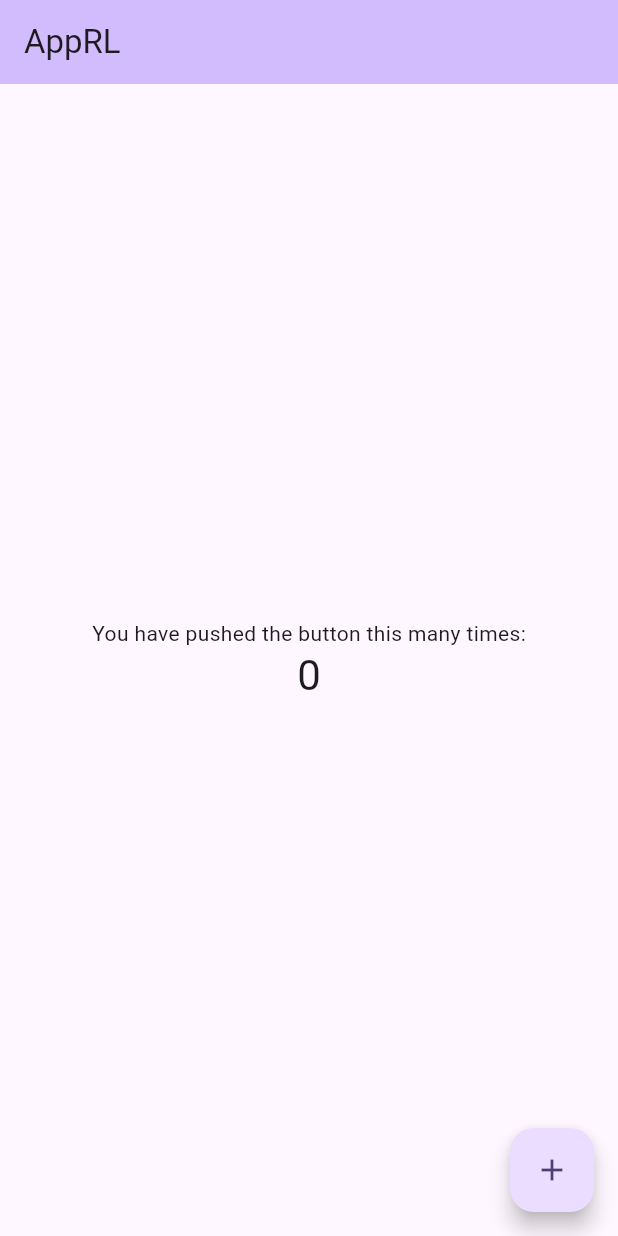
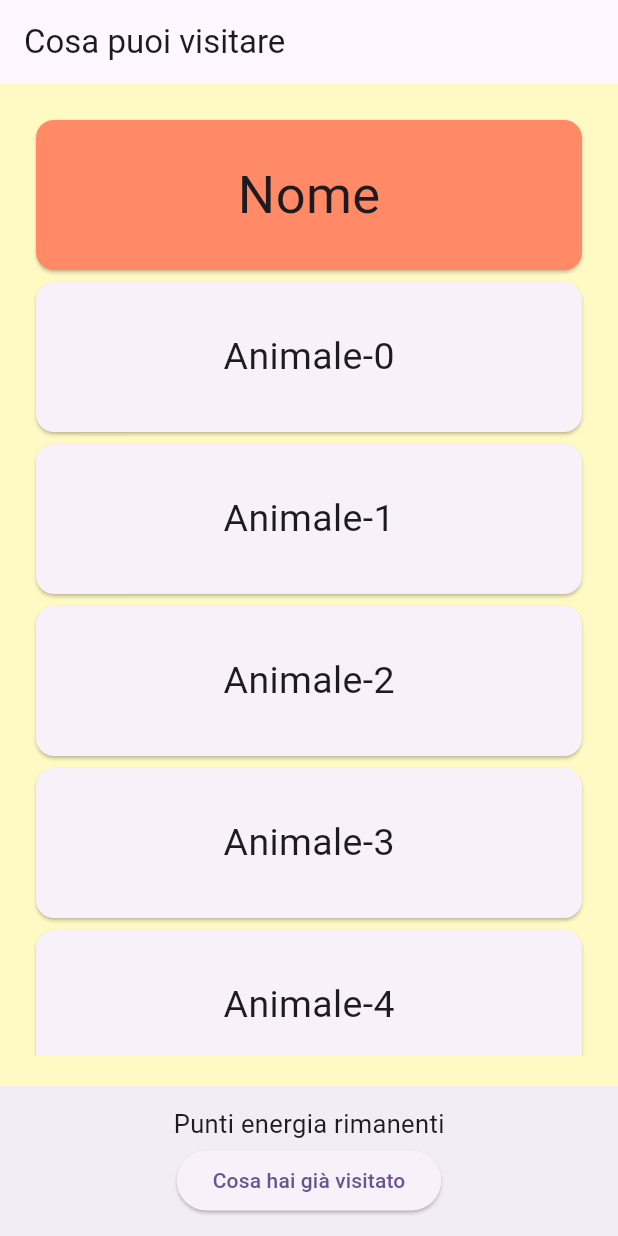
Before and after one commit to lorenzo2330/MUSE_ExploRL, a Flutter app: the screen it shows after launch, on a phone screen of 412 x 824 dp. Run offline on Flutter 3.47's test engine with Material 3 defaults, Android fonts, the phone set to English and light mode, and no system bars.

Commit message:
creazione schermate (statiche)

```diff
--- a/lib/main.dart
+++ b/lib/main.dart
@@ -1,4 +1,9 @@
-import 'package:app_rl/res/myStrings.dart';
+import 'package:app_rl/pages/AlreadyVisitedPage.dart';
+import 'package:app_rl/pages/ExhibitPage.dart';
+import 'package:app_rl/pages/HomePage.dart';
+import 'package:app_rl/pages/NotVisitedPage.dart';
+import 'package:app_rl/pages/ObjectivePage.dart';
+import 'package:app_rl/pages/TutorialPage.dart';
 import 'package:flutter/material.dart';
 
 void main() {
@@ -14,113 +19,10 @@ class MyApp extends StatelessWidget {
     return MaterialApp(
       title: 'Flutter Demo',
       theme: ThemeData(
-        // This is the theme of your application.
-        //
-        // TRY THIS: Try running your application with "flutter run". You'll see
-        // the application has a purple toolbar. Then, without quitting the app,
-        // try changing the seedColor in the colorScheme below to Colors.green
-        // and then invoke "hot reload" (save your changes or press the "hot
-        // reload" button in a Flutter-supported IDE, or press "r" if you used
-        // the command line to start the app).
-        //
-        // Notice that the counter didn't reset back to zero; the application
-        // state is not lost during the reload. To reset the state, use hot
-        // restart instead.
-        //
-        // This works for code too, not just values: Most code changes can be
-        // tested with just a hot reload.
         colorScheme: ColorScheme.fromSeed(seedColor: Colors.deepPurple),
         useMaterial3: true,
       ),
-      home: const MyHomePage(title: 'Flutter Demo Home Page'),
+      home: const NotVisitedPage() //HomePage(),
     );
   }
 }
-
-class MyHomePage extends StatefulWidget {
-  const MyHomePage({super.key, required this.title});
-
-  // This widget is the home page of your application. It is stateful, meaning
-  // that it has a State object (defined below) that contains fields that affect
-  // how it looks.
-
-  // This class is the configuration for the state. It holds the values (in this
-  // case the title) provided by the parent (in this case the App widget) and
-  // used by the build method of the State. Fields in a Widget subclass are
-  // always marked "final".
-
-  final String title;
-
-  @override
-  State<MyHomePage> createState() => _MyHomePageState();
-}
-
-class _MyHomePageState extends State<MyHomePage> {
-  int _counter = 0;
-
-  void _incrementCounter() {
-    setState(() {
-      // This call to setState tells the Flutter framework that something has
-      // changed in this State, which causes it to rerun the build method below
-      // so that the display can reflect the updated values. If we changed
-      // _counter without calling setState(), then the build method would not be
-      // called again, and so nothing would appear to happen.
-      _counter++;
-    });
-  }
-
-  @override
-  Widget build(BuildContext context) {
-    // This method is rerun every time setState is called, for instance as done
-    // by the _incrementCounter method above.
-    //
-    // The Flutter framework has been optimized to make rerunning build methods
-    // fast, so that you can just rebuild anything that needs updating rather
-    // than having to individually change instances of widgets.
-    return Scaffold(
-      appBar: AppBar(
-        // TRY THIS: Try changing the color here to a specific color (to
-        // Colors.amber, perhaps?) and trigger a hot reload to see the AppBar
-        // change color while the other colors stay the same.
-        backgroundColor: Theme.of(context).colorScheme.inversePrimary,
-        // Here we take the value from the MyHomePage object that was created by
-        // the App.build method, and use it to set our appbar title.
-        title: const Text(myStrings.appName),
-      ),
-      body: Center(
-        // Center is a layout widget. It takes a single child and positions it
-        // in the middle of the parent.
-        child: Column(
-          // Column is also a layout widget. It takes a list of children and
-          // arranges them vertically. By default, it sizes itself to fit its
-          // children horizontally, and tries to be as tall as its parent.
-          //
-          // Column has various properties to control how it sizes itself and
-          // how it positions its children. Here we use mainAxisAlignment to
-          // center the children vertically; the main axis here is the vertical
-          // axis because Columns are vertical (the cross axis would be
-          // horizontal).
-          //
-          // TRY THIS: Invoke "debug painting" (choose the "Toggle Debug Paint"
-          // action in the IDE, or press "p" in the console), to see the
-          // wireframe for each widget.
-          mainAxisAlignment: MainAxisAlignment.center,
-          children: <Widget>[
-            const Text(
-              'You have pushed the button this many times:',
-            ),
-            Text(
-              '$_counter',
-              style: Theme.of(context).textTheme.headlineMedium,
-            ),
-          ],
-        ),
-      ),
-      floatingActionButton: FloatingActionButton(
-        onPressed: _incrementCounter,
-        tooltip: 'Increment',
-        child: const Icon(Icons.add),
-      ), // This trailing comma makes auto-formatting nicer for build methods.
-    );
-  }
-}
--- /dev/null
+++ b/lib/pages/NotVisitedPage.dart
@@ -0,0 +1,64 @@
+import 'package:app_rl/res/myColors.dart';
+import 'package:flutter/material.dart';
+
+import '../res/myInt.dart';
+
+class NotVisitedPage extends StatefulWidget {
+  const NotVisitedPage({super.key});
+
+  @override
+  State<NotVisitedPage> createState() => _NotVisitedPageState();
+}
+
+class _NotVisitedPageState extends State<NotVisitedPage> {
+  @override
+  Widget build(BuildContext context) {
+    return Scaffold(
+      backgroundColor: MyColors.backgroundYellow,
+      appBar: AppBar(
+        title: const Text("Cosa puoi visitare"),
+      ),
+      body: Padding(
+        padding: const EdgeInsets.all(20.0),
+        child: ListView(
+          children: [
+            Card(
+              color: MyColors.firstRowTable,
+              child: const SizedBox(
+                  height: 100,
+                  child: Center(
+                    child: Text("Nome", style: TextStyle(fontSize: 35)),
+                  )),
+            ),
+            ...List.generate(
+                8,
+                (index) => Card(
+                      //color: MyColors.firstRowTable,
+                      child: SizedBox(
+                          height: 100,
+                          child: Center(
+                            child: Text("Animale-$index", style: const TextStyle(fontSize: 25)),
+                          )),
+                    ))
+          ],
+        ),
+      ),
+      bottomNavigationBar: BottomAppBar(
+        height: MyInt.bottomBarHeight.toDouble(),
+        child: Center(
+          child: Column(
+            mainAxisAlignment: MainAxisAlignment.spaceAround,
+            children: [
+              const Text(
+                "Punti energia rimanenti",
+                style: TextStyle(fontSize: 17),
+              ),
+              ElevatedButton(
+                  onPressed: () {}, child: const Text("Cosa hai già visitato"))
+            ],
+          ),
+        ),
+      ),
+    );
+  }
+}
--- /dev/null
+++ b/lib/res/myColors.dart
@@ -0,0 +1,7 @@
+
+import 'package:flutter/material.dart';
+
+class MyColors {
+  static Color backgroundYellow = Colors.yellow[100]!;
+  static Color firstRowTable = Colors.deepOrange[300]!;
+}
--- /dev/null
+++ b/lib/res/myInt.dart
@@ -0,0 +1,10 @@
+
+import 'package:flutter/material.dart';
+
+class MyInt {
+  static const int titleSize = 50;
+  static const int homePageBottomButtonTextSize = 18;
+  static const Size homePageBottomButtonSize = Size(100, 155);  // Larghezza, Altezza
+  static const int tutorialStringSize = 30;
+  static const int bottomBarHeight = 100;
+}
--- a/lib/res/myStrings.dart
+++ /dev/null
@@ -1,5 +0,0 @@
-
-class myStrings {
-  static const String appName = "AppRL";
-  static const String scanQr = 'Scansiona il codice QR';
-}
--- a/pubspec.yaml
+++ b/pubspec.yaml
@@ -59,9 +59,8 @@ flutter:
   uses-material-design: true
 
   # To add assets to your application, add an assets section, like this:
-  # assets:
-  #   - images/a_dot_burr.jpeg
-  #   - images/a_dot_ham.jpeg
+  assets:
+    - images/
 
   # An image asset can refer to one or more resolution-specific "variants", see
   # https://flutter.dev/assets-and-images/#resolution-aware
```
Also changed, not shown: lib/pages/AlreadyVisitedPage.dart (added, +103 -0 lines), lib/pages/ExhibitPage.dart (added, +129 -0 lines), lib/pages/HomePage.dart (added, +57 -0 lines), lib/pages/ObjectivePage.dart (added, +27 -0 lines), lib/pages/TutorialPage.dart (added, +43 -0 lines), lib/pages/TutorialPageInfo.dart (added, +22 -0 lines), lib/pages/TutorialPageQR.dart (added, +33 -0 lines), lib/pages/TutorialPageTables.dart (added, +41 -0 lines), lib/res/myButton.dart (added, +37 -0 lines), lib/res/myString.dart (added, +8 -0 lines), images/imgOrnitorinco.png (added), images/imgScannerQR.png (added), images/imgSpringbok.png (added), 4 other files.
